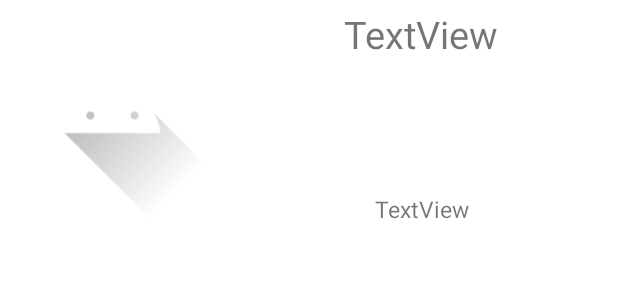
After one commit to AnbAnbA/41P_Bykova_MI_Mobile1, an Android app: the layout item_mask.xml on its own in the app's theme, with its tools: preview values and no code run, on a phone screen of 412 x 824 dp. The commit adds this screen. Shown: the top 300 px of the screen. Run offline under Robolectric (Android 15) with nearby library versions, the phone set to English and light mode, and no system bars.

Commit message:
Commit6_4_28_09_2022_lomann

```diff
--- a/app/build.gradle
+++ b/app/build.gradle
@@ -32,7 +32,7 @@ dependencies {
     implementation 'androidx.appcompat:appcompat:1.3.0'
     implementation 'com.google.android.material:material:1.4.0'
     implementation 'androidx.constraintlayout:constraintlayout:2.0.4'
-    implementation files('C:\\Bykova\\jtds-1.3.1.jar')
+    implementation files('C:\\Bykova_Mobile1\\app\\libs\\jtds-1.3.1.jar')
     testImplementation 'junit:junit:4.13.2'
     androidTestImplementation 'androidx.test.ext:junit:1.1.3'
     androidTestImplementation 'androidx.test.espresso:espresso-core:3.4.0'
--- a/app/src/main/java/com/example/a41pbykova_mi_mobile1/ConnectionHelper.java
+++ b/app/src/main/java/com/example/a41pbykova_mi_mobile1/ConnectionHelper.java
@@ -8,6 +8,7 @@ import java.sql.Connection;
 import java.sql.DriverManager;
 
 public class ConnectionHelper {
+    Connection connection;
     String userName, userPassword, ip, port,dataBase;
 
 @SuppressLint("NewApi")
--- /dev/null
+++ b/app/src/main/res/layout/item_mask.xml
@@ -0,0 +1,37 @@
+<?xml version="1.0" encoding="utf-8"?>
+<androidx.constraintlayout.widget.ConstraintLayout xmlns:android="http://schemas.android.com/apk/res/android"
+    android:layout_width="match_parent"
+    android:layout_height="match_parent"
+    xmlns:app="http://schemas.android.com/apk/res-auto">
+
+
+    <ImageView
+        android:id="@+id/imageView"
+        android:layout_width="150dp"
+        android:layout_height="150dp"
+        app:layout_constraintStart_toStartOf="parent"
+        app:layout_constraintTop_toTopOf="parent"
+        app:srcCompat="@drawable/ic_launcher_foreground" />
+
+    <TextView
+        android:id="@+id/Title"
+        android:layout_width="wrap_content"
+        android:layout_height="wrap_content"
+        android:layout_marginTop="5dp"
+        android:text="TextView"
+        android:textSize="25dp"
+        app:layout_constraintEnd_toEndOf="parent"
+        app:layout_constraintStart_toEndOf="@+id/imageView"
+        app:layout_constraintTop_toTopOf="parent" />
+
+    <TextView
+        android:id="@+id/Count"
+        android:layout_width="wrap_content"
+        android:layout_height="wrap_content"
+        android:text="TextView"
+        android:textSize="15dp"
+        app:layout_constraintBottom_toBottomOf="@+id/imageView"
+        app:layout_constraintEnd_toEndOf="parent"
+        app:layout_constraintStart_toEndOf="@+id/imageView" />
+
+</androidx.constraintlayout.widget.ConstraintLayout>
```
Also changed, not shown: app/src/main/java/com/example/a41pbykova_mi_mobile1/AdapterMask.java (added, +56 -0 lines), app/src/main/java/com/example/a41pbykova_mi_mobile1/MainActivity.java (+26 -40 lines), app/src/main/java/com/example/a41pbykova_mi_mobile1/Mask.java (added, +104 -0 lines), app/src/main/res/layout/activity_main.xml (+13 -57 lines), app/libs/jtds-1.3.1.jar (added).
